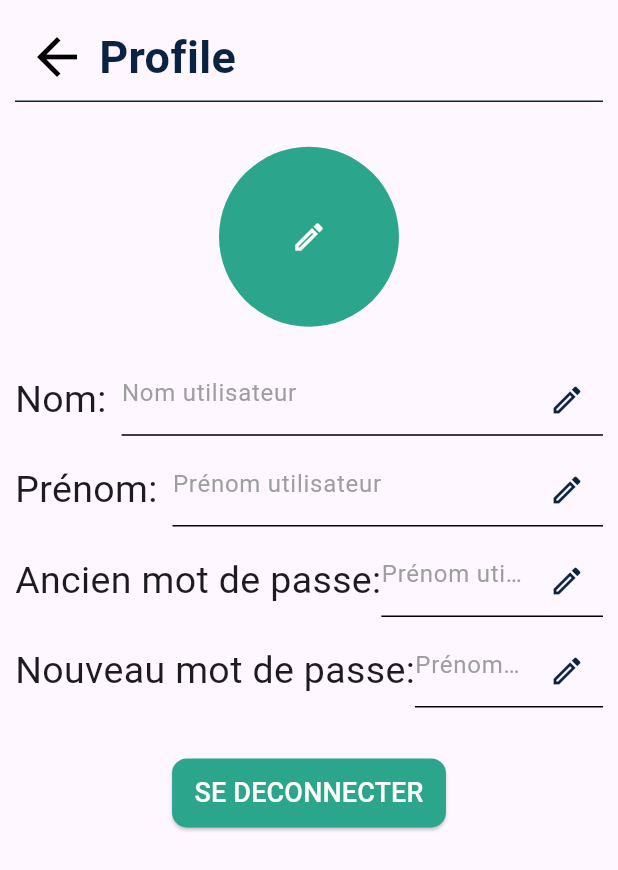
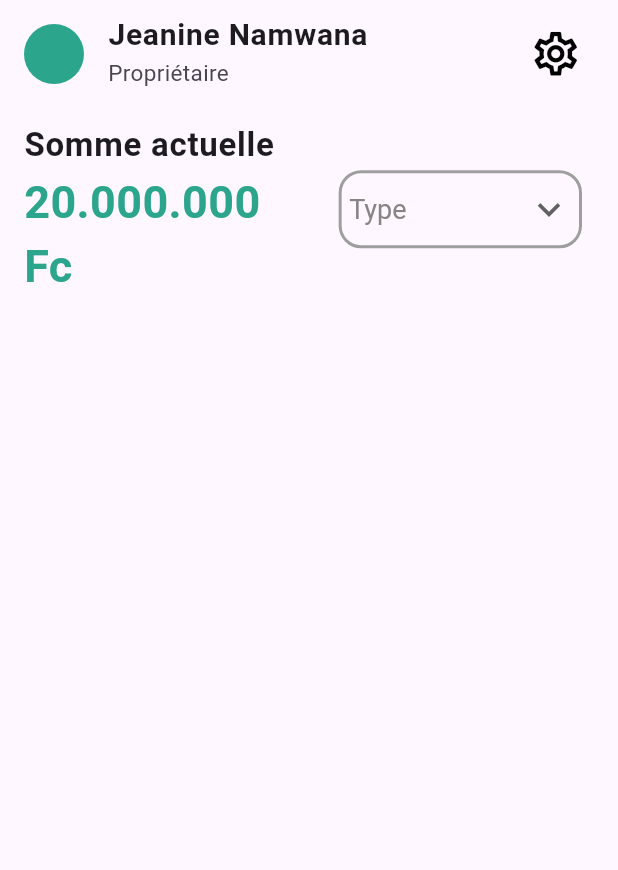
Before and after one commit to NML124/evodie, a Flutter app: the screen it shows after launch, on a phone screen of 412 x 824 dp. Shown: the top 870 px of the screen. Run offline on Flutter 3.47's test engine with Material 3 defaults, Android fonts, the phone set to English and light mode, and no system bars.

Commit message:
add dashboard page

```diff
--- a/lib/screens/dashboard.dart
+++ b/lib/screens/dashboard.dart
@@ -0,0 +1,164 @@
+import 'package:evodie/Constants/colors.dart';
+import 'package:evodie/Produits_Options/produits_options.dart';
+import 'package:evodie/screens/profile.dart';
+import 'package:flutter/material.dart';
+//import 'package:syncfusion_flutter_charts/charts.dart';
+//import 'package:syncfusion_flutter_charts/sparkcharts.dart';
+
+class DashBoardPage extends StatefulWidget {
+  const DashBoardPage({super.key, required this.title});
+
+  final String title;
+
+  @override
+  State<DashBoardPage> createState() => _DashBoardPageState();
+}
+
+class _DashBoardPageState extends State<DashBoardPage> {
+  /* List<_SalesData> data = [
+    _SalesData('Lun', 25),
+    _SalesData('Mar', 30),
+    _SalesData('Mer', 35),
+    _SalesData('Jeu', 40),
+    _SalesData('Ven', 45),
+    _SalesData('Sam', 50),
+    _SalesData('Dim', 55),
+  ]; */
+
+  @override
+  Widget build(BuildContext context) {
+    return Scaffold(
+      body: Column(
+        children: [
+          ListTile(
+            leading: const CircleAvatar(
+              backgroundColor: ColorsConstant.green,
+            ),
+            title: const Text(
+              "Jeanine Namwana",
+              style: TextStyle(
+                fontSize: 20,
+                fontWeight: FontWeight.bold,
+              ),
+            ),
+            subtitle: const Text(
+              "Propriétaire",
+              style: TextStyle(fontSize: 15),
+            ),
+            trailing: GestureDetector.new(
+              onTap: () {
+                Navigator.push(
+                  context,
+                  MaterialPageRoute(
+                    builder: (context) => const Profile(),
+                  ),
+                );
+              },
+              child: const Icon(
+                Icons.settings_outlined, // l'icône que vous voulez afficher
+                size: 35,
+                color: Colors.black, // couleur de l'icône
+              ),
+            ),
+          ),
+          ListTile(
+            title: const Text(
+              "Somme actuelle",
+              style: TextStyle(fontSize: 22, fontWeight: FontWeight.bold),
+            ),
+            subtitle: const Text(
+              "20.000.000 Fc",
+              style: TextStyle(
+                  fontSize: 30,
+                  fontWeight: FontWeight.bold,
+                  color: ColorsConstant.green),
+            ),
+            trailing: Container(
+              padding: EdgeInsets.symmetric(horizontal: 5),
+              decoration: BoxDecoration(
+                border: Border.all(width: 2, color: Colors.grey),
+                borderRadius: BorderRadius.circular(15),
+              ),
+              child: DropdownButton(
+                hint: const Text(
+                  'Type',
+                  style: TextStyle(color: ColorsConstant.gray),
+                ),
+                items: ProduitsOptions.listOptions.map((String value) {
+                  return DropdownMenuItem<String>(
+                    value: value,
+                    child: Text(value),
+                  );
+                }).toList(),
+                value: ProduitsOptions.selectedOption,
+                onChanged: (String? newValue) {
+                  setState(
+                    () {
+                      ProduitsOptions.setSelectedOption(newValue);
+                    },
+                  );
+                },
+                icon: const Icon(
+                  Icons.keyboard_arrow_down_sharp,
+                ),
+                iconSize: 30,
+                style: TextStyle(fontSize: 18),
+                underline: SizedBox(),
+              ),
+            ),
+          ),
+          SizedBox(
+            height: MediaQuery.of(context).size.height * 0.015,
+          ),
+          /* Container(
+            padding: EdgeInsets.all(10),
+            child: Column(
+              children: [
+                SfCartesianChart(
+                  primaryXAxis: CategoryAxis(),
+                  title: ChartTitle(
+                    text: 'Ventes de la semaine',
+                  ),
+                  legend: Legend(isVisible: true),
+                  tooltipBehavior: TooltipBehavior(enable: true),
+                  series: <CartesianSeries<_SalesData, String>>[
+                    LineSeries<_SalesData, String>(
+                      dataSource: data,
+                      xValueMapper: (_SalesData sales, _) => sales.day,
+                      yValueMapper: (_SalesData sales, _) => sales.sales,
+                      name: 'Sales',
+                      dataLabelSettings: DataLabelSettings(isVisible: true),
+                    ),
+                  ],
+                ),
+                Expanded(
+                  child: Padding(
+                    padding: const EdgeInsets.all(8.0),
+                    child: SfSparkAreaChart.custom(
+                      trackball: SparkChartTrackball(
+                          activationMode: SparkChartActivationMode.tap),
+                      marker: SparkChartMarker(
+                        displayMode: SparkChartMarkerDisplayMode.all,
+                      ),
+                      labelDisplayMode: SparkChartLabelDisplayMode.all,
+                      xValueMapper: (int index) => data[index].day,
+                      yValueMapper: (int index) => data[index].sales,
+                      dataCount: 7,
+                    ),
+                  ),
+                )
+              ],
+            ),
+          ) */
+        ],
+      ),
+    );
+  }
+}
+
+/* class _SalesData {
+  _SalesData(this.day, this.sales);
+
+  final String day;
+  final int sales;
+} */
--- a/pubspec.yaml
+++ b/pubspec.yaml
@@ -31,6 +31,7 @@ dependencies:
   flutter:
     sdk: flutter
 
+  syncfusion_flutter_charts: ^26.2.12
   # The following adds the Cupertino Icons font to your application.
   # Use with the CupertinoIcons class for iOS style icons.
   cupertino_icons: ^1.0.6
```
Also changed, not shown: lib/main.dart (+2 -81 lines), lib/screens/profile.dart (+11 -2 lines), pubspec.lock.
